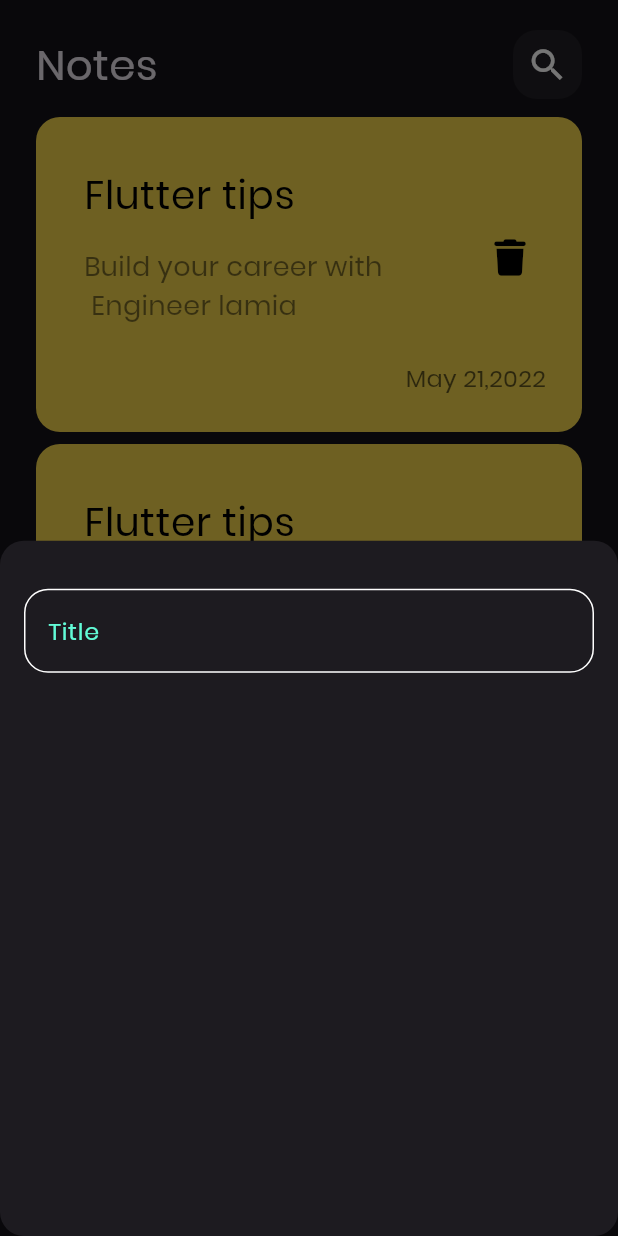
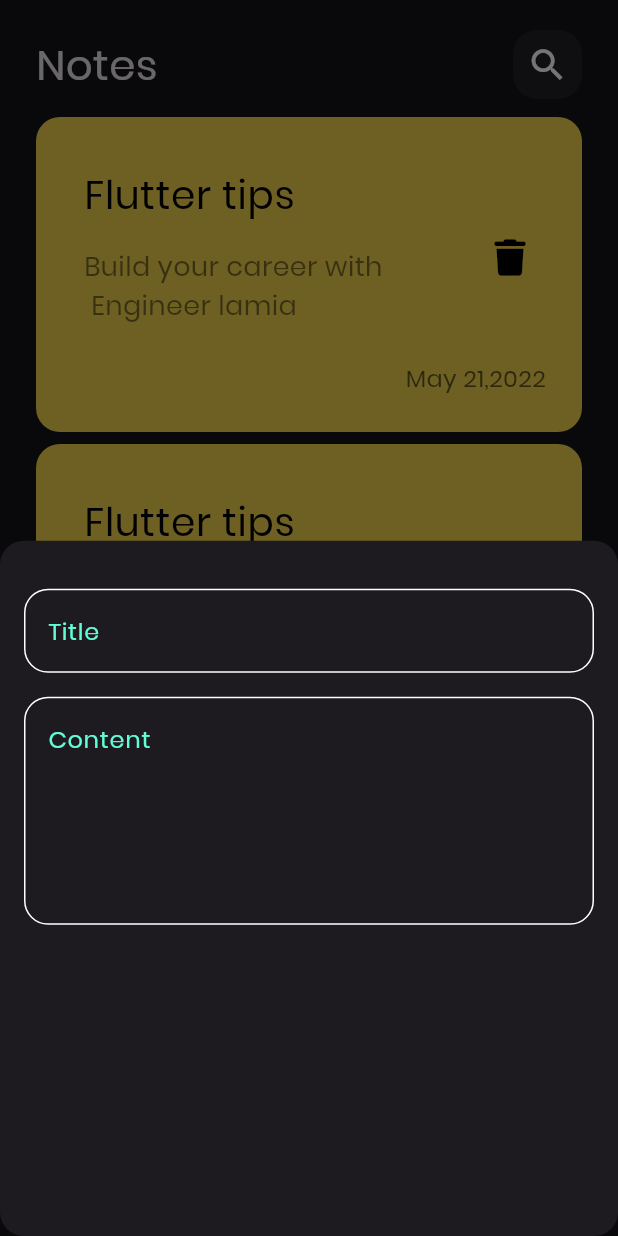
Before and after one commit to LamiaAlariqi/notes_app, a Flutter app: the screen it shows after launch, after a tap on the "add" icon, on a phone screen of 412 x 824 dp. Run offline on Flutter 3.47's test engine with Material 3 defaults, Android fonts, the phone set to English and light mode, and no system bars; our stand-ins replace font_awesome_flutter.

Commit message:
add fields to notes bottom sheet

```diff
--- a/lib/Wegets/addnotebuttonsheet.dart
+++ b/lib/Wegets/addnotebuttonsheet.dart
@@ -9,9 +9,11 @@ class addnotebuttonsheet extends StatelessWidget {
     return Padding(
       padding: const EdgeInsets.symmetric(horizontal: 16),
       child: Column(
-        children: const [
+        children:  [
           SizedBox(height: 32,),
-          customTextfield()
+          customTextfield(hint: 'Title',),
+          SizedBox(height: 16,),
+          customTextfield(hint: 'Content',maxline: 5,)
         ],
       ),
     );
--- a/lib/Wegets/customTextfield.dart
+++ b/lib/Wegets/customTextfield.dart
@@ -2,14 +2,16 @@ import 'package:flutter/material.dart';
 import 'package:notes_app/Wegets/constants.dart';
 
 class customTextfield extends StatelessWidget {
-  const customTextfield({super.key});
-
+   customTextfield({super.key, required this.hint, this.maxline=1});
+   final String hint;
+   final int maxline;
   @override
   Widget build(BuildContext context) {
     return TextField(
+      maxLines: maxline,
       cursorColor:Kprimarycolor ,
       decoration: InputDecoration(
-        hintText: 'Title',
+        hintText: hint,
         hintStyle: TextStyle(color: Kprimarycolor),
         border: buildborder(),
         enabledBorder: buildborder(),
```
